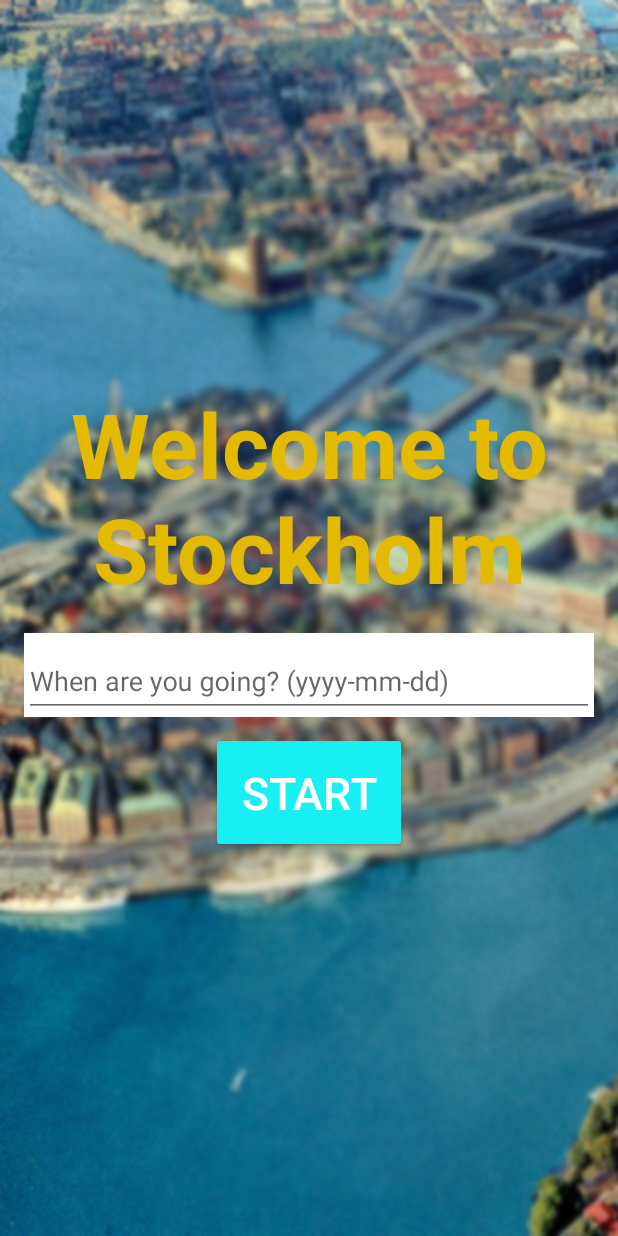
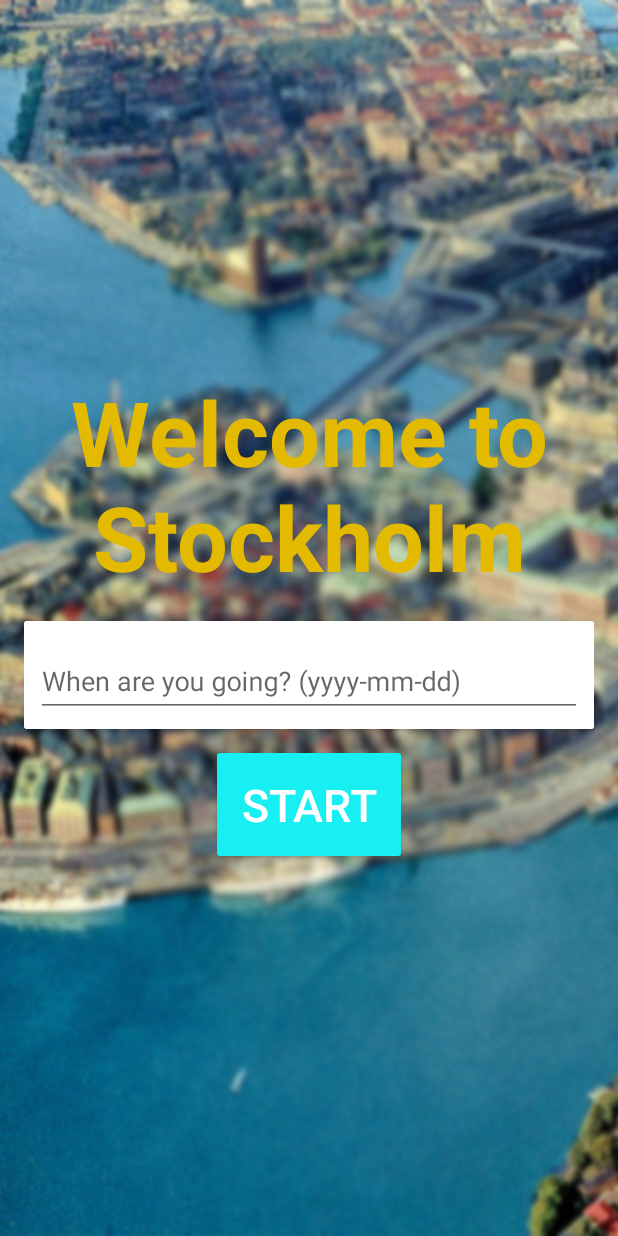
Before and after one commit to karlmarkuslarsson/hack-for-sweden-2107, an Android app: the screen it shows after launch (StartActivity), on a phone screen of 412 x 824 dp. Run offline under Robolectric (Android 15) with nearby library versions, the phone set to English and light mode, and no system bars; our stand-ins replace Timber; libraries missing offline, so code that uses them is left out: net.danlew.android; 2 statements that could not run were skipped.

Commit message:
Fixed start

```diff
--- a/android/app/src/main/res/layout/activity_start.xml
+++ b/android/app/src/main/res/layout/activity_start.xml
@@ -26,7 +26,12 @@
             android:textSize="60sp"
             android:textStyle="bold" />
 
+        <android.support.v7.widget.CardView
+            android:layout_width="match_parent"
+            android:layout_height="wrap_content">
+
             <android.support.design.widget.TextInputLayout
+                android:padding="8dp"
                 android:layout_width="match_parent"
                 android:layout_height="wrap_content"
                 android:background="@color/cardview_light_background">
@@ -42,6 +47,8 @@
                     tools:text="20170323" />
             </android.support.design.widget.TextInputLayout>
 
+        </android.support.v7.widget.CardView>
+
         <Button
             android:id="@+id/activity_start_button"
             style="@style/Widget.AppCompat.Button.Colored"
```
Lines whose indentation alone changed are shown as unchanged.
